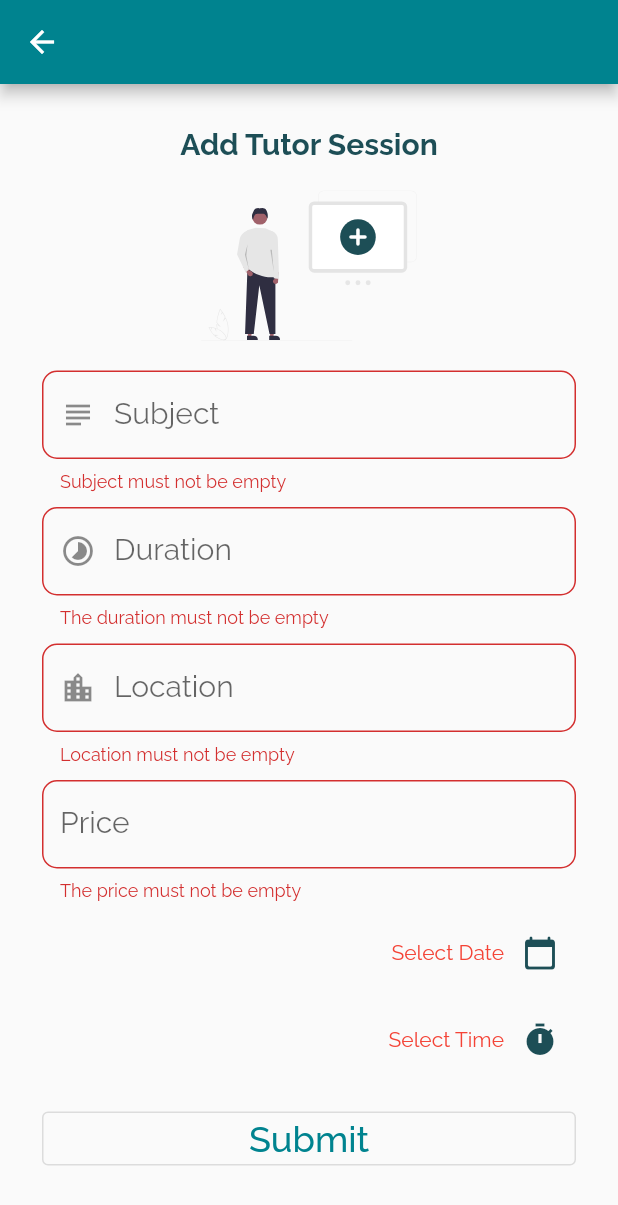
After one commit to ilham-mmr/HayuTutor, a Flutter app: the AddSessionScreen screen opened directly, after a tap on "Submit", on a phone screen of 412 x 824 dp. The commit adds this screen. Shown: the top 1205 px of the screen. Run offline on Flutter 3.47's test engine with Material 2 defaults, Android fonts, the phone set to English and light mode, and no system bars; our stand-ins replace flutter_svg, google_fonts, image_cropper, image_picker, pin_code_fields, shared_preferences; accounts and stored records are empty.

Commit message:
add adding tutoring session functionality

```diff
--- /dev/null
+++ b/lib/mixins/tutor_session_validator.dart
@@ -0,0 +1,43 @@
+mixin TutorSessionValidator {
+  String validateSubject(String value) {
+    if (value.isEmpty || value == '') {
+      return 'Subject must not be empty';
+    }
+    return null;
+  }
+
+  String validateDuration(String value) {
+    double parsedValue = double.tryParse(value);
+    if (value.isEmpty) {
+      return 'The duration must not be empty';
+    }
+    if (parsedValue != null && parsedValue <= 0) {
+      return 'The duration should be greater than 0';
+    }
+    if (parsedValue == null) {
+      return 'The duration should a whole number';
+    }
+    return null;
+  }
+
+  String validateLocation(String value) {
+    if (value.isEmpty || value == '') {
+      return 'Location must not be empty';
+    }
+    return null;
+  }
+
+  String validatePrice(String value) {
+    double parsedValue = double.tryParse(value);
+    if (value.isEmpty) {
+      return 'The price must not be empty';
+    }
+    if (parsedValue != null && parsedValue <= 0) {
+      return 'The price should be greater than 0';
+    }
+    if (parsedValue == null) {
+      return 'The price should a whole number';
+    }
+    return null;
+  }
+}
--- /dev/null
+++ b/lib/models/tutor_session.dart
@@ -0,0 +1,57 @@
+import 'package:flutter/cupertino.dart';
+import 'package:http/http.dart' as http;
+
+class TutorSession {
+  int sessionId;
+  String subject;
+  String location;
+  double price;
+  String date;
+  String time;
+  int tutorId;
+  TutorSession(
+      {this.sessionId,
+      this.subject,
+      this.location,
+      this.price,
+      this.date,
+      this.time});
+
+  TutorSession.fromJson(json) {
+    sessionId = json['sessionId'];
+    subject = json['subject'];
+    location = json['location'];
+    price = json['price'];
+    date = json['date'];
+    time = json['time'];
+    tutorId = json['tutorId'];
+  }
+}
+
+class TutorSessionProvider with ChangeNotifier {
+  Future<bool> addTutorSession(
+      {int userId,
+      String subject,
+      String duration,
+      String location,
+      String price,
+      String date,
+      String time}) async {
+    var url = Uri.parse('https://luxfortis.studio/app/tutors/add_session.php');
+    var response = await http.post(url, body: {
+      'userId': userId.toString(),
+      'subject': subject,
+      'duration': duration,
+      'location': location,
+      'price': price,
+      'date': date,
+      'time': time
+    });
+
+    if (response.statusCode == 200 && response.body == 'success') {
+      return true;
+    }
+
+    return false;
+  }
+}
--- /dev/null
+++ b/lib/screens/add_session_screen.dart
@@ -0,0 +1,257 @@
+import 'dart:math';
+
+import 'package:flutapp/mixins/tutor_session_validator.dart';
+import 'package:flutapp/models/tutor_session.dart';
+import 'package:flutapp/models/user.dart';
+import 'package:flutapp/utils/user_preferences.dart';
+import 'package:flutter/material.dart';
+import 'package:flutter_svg/flutter_svg.dart';
+import 'package:provider/provider.dart';
+
+class AddSessionScreen extends StatefulWidget {
+  @override
+  _AddSessionScreenState createState() => _AddSessionScreenState();
+}
+
+class _AddSessionScreenState extends State<AddSessionScreen>
+    with TutorSessionValidator {
+  final _formKey = GlobalKey<FormState>();
+
+  bool isLoading = false;
+
+  String subject;
+  String duration;
+  String location;
+  String price;
+  String date = 'Select Date';
+  String time = 'Select Time';
+
+  @override
+  Widget build(BuildContext context) {
+    return Scaffold(
+      appBar: AppBar(
+        backgroundColor: Theme.of(context).accentColor,
+      ),
+      body: SafeArea(
+        child: SingleChildScrollView(
+          child: Container(
+            padding: EdgeInsets.all(10),
+            margin: EdgeInsets.all(18),
+            child: Column(
+              crossAxisAlignment: CrossAxisAlignment.center,
+              children: [
+                Text(
+                  'Add Tutor Session',
+                  textAlign: TextAlign.center,
+                  style: TextStyle(
+                      color: Theme.of(context).primaryColor,
+                      fontSize: 20,
+                      fontWeight: FontWeight.bold),
+                ),
+                SizedBox(
+                  height: 20,
+                ),
+                SvgPicture.asset(
+                  'assets/images/add_tutor_session.svg',
+                  height: 100,
+                ),
+                SizedBox(
+                  height: 20,
+                ),
+                Form(
+                  key: _formKey,
+                  child: Column(
+                    children: [
+                      TextFormField(
+                        decoration: InputDecoration(
+                          border: OutlineInputBorder(
+                            borderRadius: BorderRadius.circular(10),
+                          ),
+                          prefixIcon: Icon(Icons.subject),
+                          labelText: 'Subject',
+                          hintText: 'English',
+                          labelStyle: TextStyle(
+                            fontSize: 20,
+                          ),
+                        ),
+                        validator: validateSubject,
+                        onSaved: (newValue) => subject = newValue,
+                      ),
+                      SizedBox(
+                        height: 10,
+                      ),
+                      TextFormField(
+                        decoration: InputDecoration(
+                          border: OutlineInputBorder(
+                            borderRadius: BorderRadius.circular(10),
+                          ),
+                          prefixIcon: Icon(Icons.timelapse),
+                          labelText: 'Duration',
+                          hintText: 'e.g 120 (in minutes)',
+                          suffixText: 'Minutes',
+                          labelStyle: TextStyle(
+                            fontSize: 20,
+                          ),
+                        ),
+                        validator: validateDuration,
+                        onSaved: (newValue) => duration = newValue,
+                      ),
+                      SizedBox(
+                        height: 10,
+                      ),
+                      TextFormField(
+                        decoration: InputDecoration(
+                          border: OutlineInputBorder(
+                            borderRadius: BorderRadius.circular(10),
+                          ),
+                          prefixIcon: Icon(Icons.location_city),
+                          labelText: 'Location',
+                          hintText: 'e.g Zoom / House',
+                          labelStyle: TextStyle(
+                            fontSize: 20,
+                          ),
+                        ),
+                        validator: validateLocation,
+                        onSaved: (newValue) => location = newValue,
+                      ),
+                      SizedBox(
+                        height: 10,
+                      ),
+                      TextFormField(
+                        decoration: InputDecoration(
+                          border: OutlineInputBorder(
+                            borderRadius: BorderRadius.circular(10),
+                          ),
+                          prefixText: 'RM',
+                          labelText: 'Price',
+                          hintText: ' e.g 100',
+                          labelStyle: TextStyle(
+                            fontSize: 20,
+                          ),
+                        ),
+                        validator: validatePrice,
+                        onSaved: (newValue) => price = newValue,
+                      ),
+                      SizedBox(
+                        height: 10,
+                      ),
+                      Row(
+                        mainAxisAlignment: MainAxisAlignment.end,
+                        children: [
+                          Text(
+                            '$date',
+                            style: date != 'Select Date'
+                                ? null
+                                : TextStyle(color: Colors.red),
+                          ),
+                          IconButton(
+                              icon: Icon(
+                                Icons.calendar_today_rounded,
+                                color: Theme.of(context).primaryColor,
+                              ),
+                              onPressed: () async {
+                                final DateTime picked = await showDatePicker(
+                                  context: context,
+                                  initialDate: DateTime.now(),
+                                  firstDate: DateTime.now(),
+                                  lastDate: DateTime(2025),
+                                );
+                                setState(() {
+                                  date = picked.toLocal().toString();
+                                  date = date.split(' ')[0];
+                                });
+                              }),
+                        ],
+                      ),
+                      SizedBox(
+                        height: 10,
+                      ),
+                      Row(
+                        mainAxisAlignment: MainAxisAlignment.end,
+                        children: [
+                          Text(
+                            '$time',
+                            style: time != 'Select Time'
+                                ? null
+                                : TextStyle(color: Colors.red),
+                          ),
+                          IconButton(
+                            icon: Icon(Icons.timer,
+                                color: Theme.of(context).primaryColor),
+                            onPressed: () async {
+                              final TimeOfDay picked = await showTimePicker(
+                                  context: context,
+                                  initialTime: TimeOfDay.now());
+                              setState(() {
+                                time =
+                                    '${picked.hour.toString()}:${picked.minute.toString()}';
+                              });
+                            },
+                          ),
+                        ],
+                      ),
+                      SizedBox(
+                        height: 18,
+                      ),
+                      isLoading
+                          ? CircularProgressIndicator()
+                          : Container(
+                              width: double.infinity,
+                              child: OutlinedButton(
+                                onPressed: () {
+                                  _submit(context);
+                                },
+                                child: Text(
+                                  'Submit',
+                                  style: TextStyle(
+                                      fontSize: 24,
+                                      color: Theme.of(context).accentColor),
+                                ),
+                              ),
+                            ),
+                    ],
+                  ),
+                )
+              ],
+            ),
+          ),
+        ),
+      ),
+    );
+  }
+
+  void _submit(BuildContext context) async {
+    if (_formKey.currentState.validate() &&
+        date != 'Select Date' &&
+        time != 'Select Time') {
+      _formKey.currentState.save();
+      int id = UserPreferences.getId();
+      print('$id,$subject, $duration, $location, $price, $date, $time');
+      setState(() {
+        isLoading = true;
+      });
+      bool isAdded =
+          await Provider.of<TutorSessionProvider>(context, listen: false)
+              .addTutorSession(
+        userId: id,
+        date: date,
+        duration: duration,
+        location: location,
+        price: price,
+        subject: subject,
+        time: time,
+      );
+      setState(() {
+        isLoading = false;
+      });
+      if (!isAdded) {
+        ScaffoldMessenger.of(context).showSnackBar(
+            SnackBar(content: Text('Failed to add tutor session')));
+        return;
+      }
+      ScaffoldMessenger.of(context).showSnackBar(
+          SnackBar(content: Text('Successfully added a tutor session')));
+      _formKey.currentState.reset();
+    }
+  }
+}
--- a/lib/widgets/bottom_nav_FAB.dart
+++ b/lib/widgets/bottom_nav_FAB.dart
@@ -1,4 +1,4 @@
-import 'package:flutapp/screens/explore_screen.dart';
+import 'package:flutapp/screens/add_session_screen.dart';
 import 'package:flutapp/screens/sessions_screen.dart';
 import 'package:flutter/material.dart';
 
@@ -23,13 +23,13 @@ class BottomNavFAB extends StatelessWidget {
             ),
             Expanded(
               child: _customIconButton(
-                  iconData: Icons.explore,
-                  label: 'Explore',
+                  iconData: Icons.add_box_rounded,
+                  label: 'Add',
                   onTap: () {
                     Navigator.push(
                         context,
                         MaterialPageRoute(
-                            builder: (content) => ExploreScreen()));
+                            builder: (content) => AddSessionScreen()));
                   }),
             ),
             Expanded(
```
Also changed, not shown: assets/images/add_tutor_session.svg (added).
